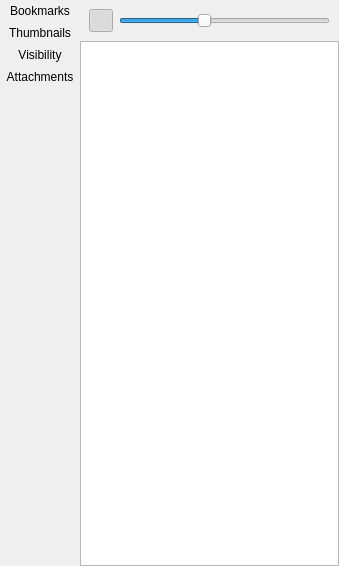
Old version of the form PdfForQtViewer/pdfsidebarwidget.ui in the repository JakubMelka/PDF4QT.
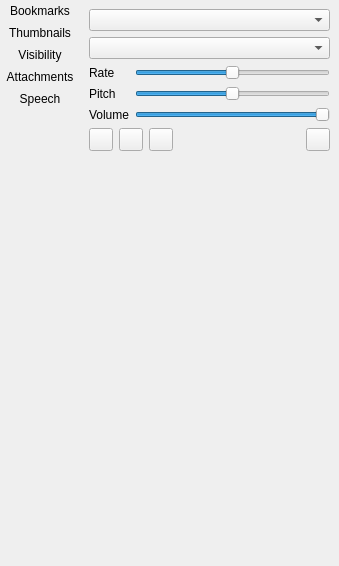
New version of the form. Icons and pictures are not drawn.

Commit message: Text to speech engine implementation

```diff
--- a/PdfForQtViewer/pdfsidebarwidget.ui
+++ b/PdfForQtViewer/pdfsidebarwidget.ui
@@ -80,6 +80,19 @@
        </property>
       </widget>
      </item>
+     <item>
+      <widget class="QPushButton" name="speechButton">
+       <property name="text">
+        <string>Speech</string>
+       </property>
+       <property name="checkable">
+        <bool>true</bool>
+       </property>
+       <property name="flat">
+        <bool>true</bool>
+       </property>
+      </widget>
+     </item>
      <item>
       <spacer name="buttonSpacer">
        <property name="orientation">
@@ -98,7 +111,7 @@
    <item>
     <widget class="QStackedWidget" name="stackedWidget">
      <property name="currentIndex">
-      <number>2</number>
+      <number>5</number>
      </property>
      <widget class="QWidget" name="emptyPage"/>
      <widget class="QWidget" name="bookmarksPage">
@@ -238,6 +251,142 @@
        </item>
       </layout>
      </widget>
+     <widget class="QWidget" name="speechPage">
+      <layout class="QVBoxLayout" name="verticalLayout_2">
+       <item>
+        <widget class="QComboBox" name="speechLocaleComboBox"/>
+       </item>
+       <item>
+        <widget class="QComboBox" name="speechVoiceComboBox"/>
+       </item>
+       <item>
+        <layout class="QGridLayout" name="gridLayout">
+         <item row="0" column="1">
+          <widget class="QSlider" name="speechRateEdit">
+           <property name="minimum">
+            <number>-10</number>
+           </property>
+           <property name="maximum">
+            <number>10</number>
+           </property>
+           <property name="orientation">
+            <enum>Qt::Horizontal</enum>
+           </property>
+          </widget>
+         </item>
+         <item row="2" column="1">
+          <widget class="QSlider" name="speechVolumeEdit">
+           <property name="maximum">
+            <number>100</number>
+           </property>
+           <property name="value">
+            <number>100</number>
+           </property>
+           <property name="orientation">
+            <enum>Qt::Horizontal</enum>
+           </property>
+          </widget>
+         </item>
+         <item row="1" column="1">
+          <widget class="QSlider" name="speechPitchEdit">
+           <property name="minimum">
+            <number>-10</number>
+           </property>
+           <property name="maximum">
+            <number>10</number>
+           </property>
+           <property name="orientation">
+            <enum>Qt::Horizontal</enum>
+           </property>
+          </widget>
+         </item>
+         <item row="0" column="0">
+          <widget class="QLabel" name="speechRateLabel">
+           <property name="text">
+            <string>Rate</string>
+           </property>
+          </widget>
+         </item>
+         <item row="1" column="0">
+          <widget class="QLabel" name="speechPitchLabel">
+           <property name="text">
+            <string>Pitch</string>
+           </property>
+          </widget>
+         </item>
+         <item row="2" column="0">
+          <widget class="QLabel" name="speechVolumeLabel">
+           <property name="text">
+            <string>Volume</string>
+           </property>
+          </widget>
+         </item>
+        </layout>
+       </item>
+       <item>
+        <layout class="QHBoxLayout" name="horizontalLayout">
+         <item>
+          <widget class="QToolButton" name="speechPlayButton">
+           <property name="icon">
+            <iconset resource="pdfforqtviewer.qrc">
+             <normaloff>:/resources/play.svg</normaloff>:/resources/play.svg</iconset>
+           </property>
+          </widget>
+         </item>
+         <item>
+          <widget class="QToolButton" name="speechPauseButton">
+           <property name="icon">
+            <iconset resource="pdfforqtviewer.qrc">
+             <normaloff>:/resources/pause.svg</normaloff>:/resources/pause.svg</iconset>
+           </property>
+          </widget>
+         </item>
+         <item>
+          <widget class="QToolButton" name="speechStopButton">
+           <property name="icon">
+            <iconset resource="pdfforqtviewer.qrc">
+             <normaloff>:/resources/stop.svg</normaloff>:/resources/stop.svg</iconset>
+           </property>
+          </widget>
+         </item>
+         <item>
+          <spacer name="horizontalSpacer">
+           <property name="orientation">
+            <enum>Qt::Horizontal</enum>
+           </property>
+           <property name="sizeHint" stdset="0">
+            <size>
+             <width>40</width>
+             <height>20</height>
+            </size>
+           </property>
+          </spacer>
+         </item>
+         <item>
+          <widget class="QToolButton" name="speechSynchronizeButton">
+           <property name="icon">
+            <iconset resource="pdfforqtviewer.qrc">
+             <normaloff>:/resources/synchronize.svg</normaloff>:/resources/synchronize.svg</iconset>
+           </property>
+          </widget>
+         </item>
+        </layout>
+       </item>
+       <item>
+        <spacer name="verticalSpacer">
+         <property name="orientation">
+          <enum>Qt::Vertical</enum>
+         </property>
+         <property name="sizeHint" stdset="0">
+          <size>
+           <width>20</width>
+           <height>393</height>
+          </size>
+         </property>
+        </spacer>
+       </item>
+      </layout>
+     </widget>
     </widget>
    </item>
   </layout>
```
The commit also changes 14 other files.
